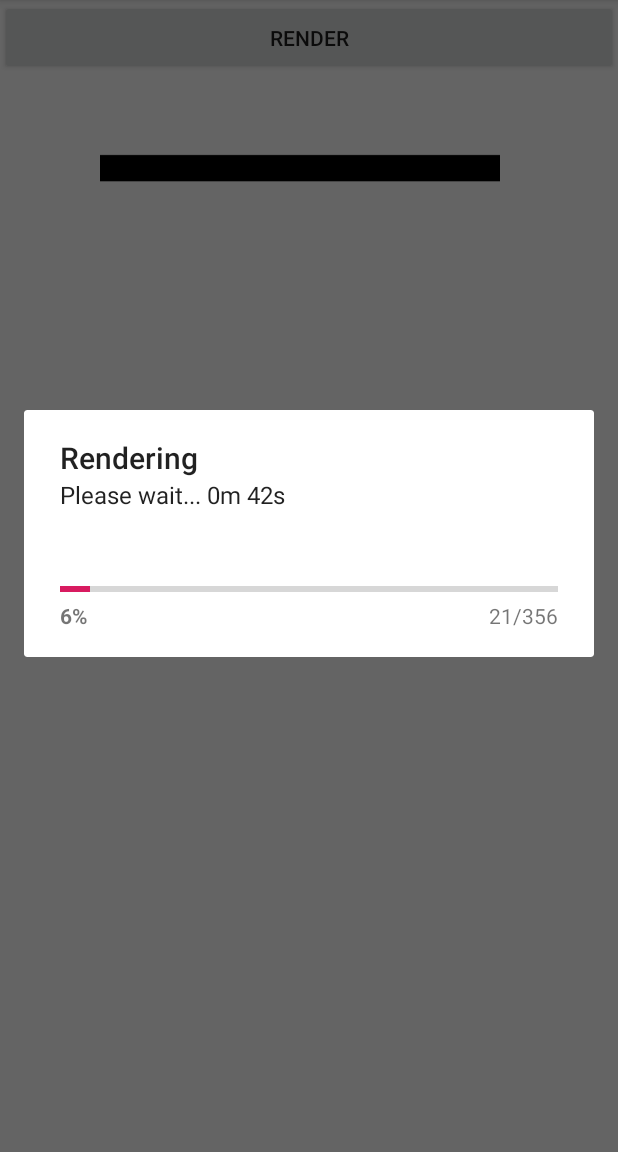
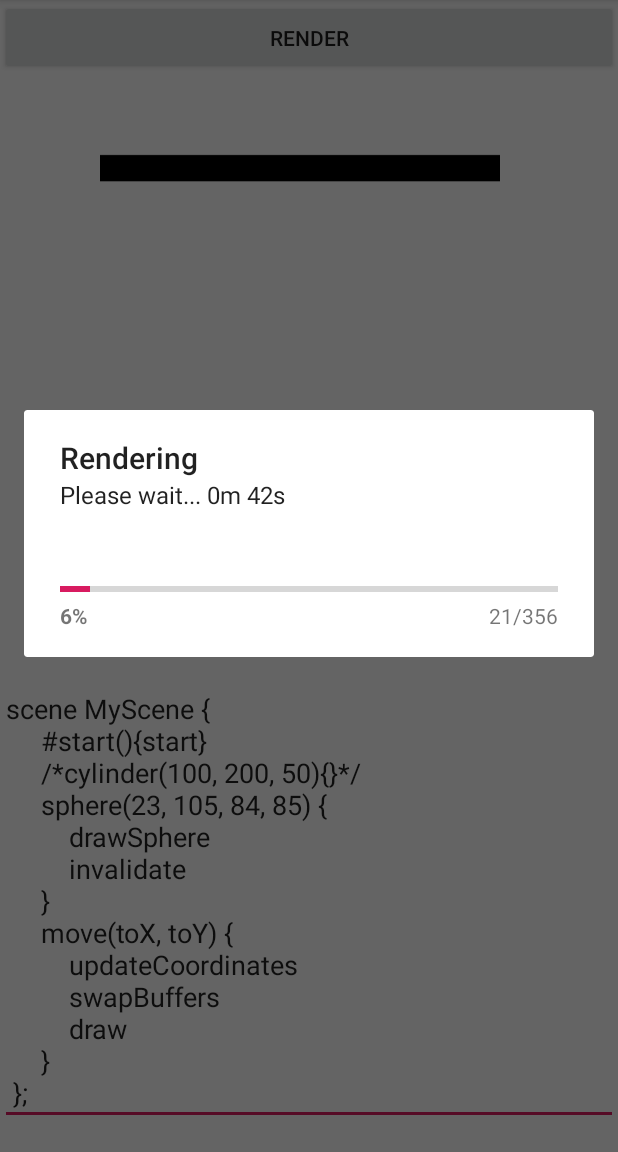
Before and after one commit to sergbas/Scene3D, an Android app: the screen it shows after launch (MainActivity), after a tap on "RENDER", on a phone screen of 412 x 824 dp, the part 84-1236 px from its top. Run offline under Robolectric (Android 15) with nearby library versions, the phone set to English and light mode, and no system bars; libraries missing offline, so code that uses them is left out: org.antlr.v4; 22 statements that could not run were skipped.

Commit message:
move the example code to EditText

```diff
--- a/app/src/main/java/ru19july/bask/scene3d/MainActivity.java
+++ b/app/src/main/java/ru19july/bask/scene3d/MainActivity.java
@@ -20,6 +20,7 @@ import android.os.Bundle;
 import android.util.Log;
 import android.view.View;
 import android.widget.Button;
+import android.widget.EditText;
 import android.widget.ImageView;
 import android.widget.TextView;
 
@@ -60,6 +61,7 @@ public class MainActivity extends AppCompatActivity {
     private boolean showCornellBox = false;
     private boolean multithreadType = false;
     boolean testCSG = false;
+    private EditText codeText;
 
     public class ResponseReceiver extends BroadcastReceiver {
         public static final String ACTION_RESP = "ru19july.bask.scene3d.intent.action.MESSAGE_PROCESSED";
@@ -84,6 +86,7 @@ public class MainActivity extends AppCompatActivity {
         context = this;
 
         runButt = (Button) findViewById(R.id.button1);
+        codeText = findViewById(R.id.codeText);
 
         Board board = new Board();
 
@@ -249,19 +252,7 @@ public class MainActivity extends AppCompatActivity {
 
                 //scene = InitScene();
 
-                String code = "scene MyScene {\n" +
-                        "    #start(){start}\n" +
-                        "    /*cylinder(100, 200, 50){}*/" +
-                        "    sphere(23, 105, 84, 85) {\n" +
-                        "        drawSphere\n" +
-                        "        invalidate\n" +
-                        "    }\n" +
-                        "    move(toX, toY) {\n" +
-                        "        updateCoordinates\n" +
-                        "        swapBuffers\n" +
-                        "        draw\n" +
-                        "    }\n" +
-                        "};";
+                String code = codeText.getText().toString();
 
                 ListenerOrientedParser parser1 = new ListenerOrientedParser();
                 LangScene parsedCode1 = parser1.parse(code);
--- a/app/src/main/res/layout/activity_main.xml
+++ b/app/src/main/res/layout/activity_main.xml
@@ -20,4 +20,23 @@
         android:layout_width="400dp"
         android:layout_height="400dp" />
 
+    <EditText
+        android:id="@+id/codeText"
+        android:text="scene MyScene {\n
+    #start(){start}\n
+    /*cylinder(100, 200, 50){}*/\n
+    sphere(23, 105, 84, 85) {\n
+        drawSphere\n
+        invalidate\n
+    }\n
+    move(toX, toY) {\n
+        updateCoordinates\n
+        swapBuffers\n
+        draw\n
+    }\n
+};\n
+"
+        android:layout_width="match_parent"
+        android:layout_height="300dp" />
+
 </LinearLayout>
```
